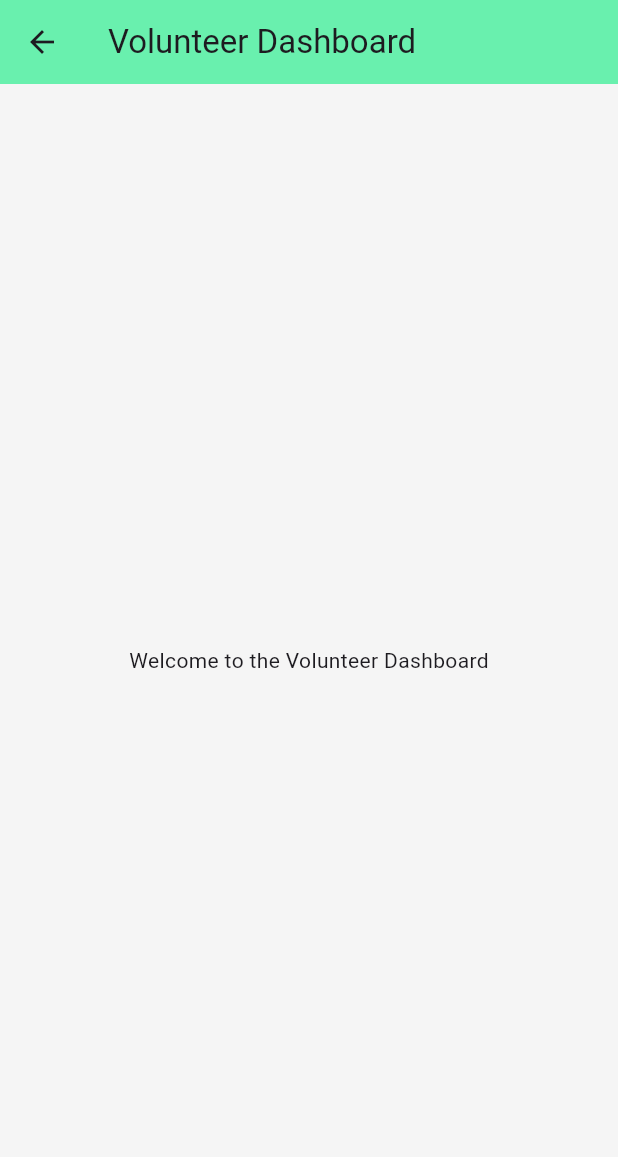
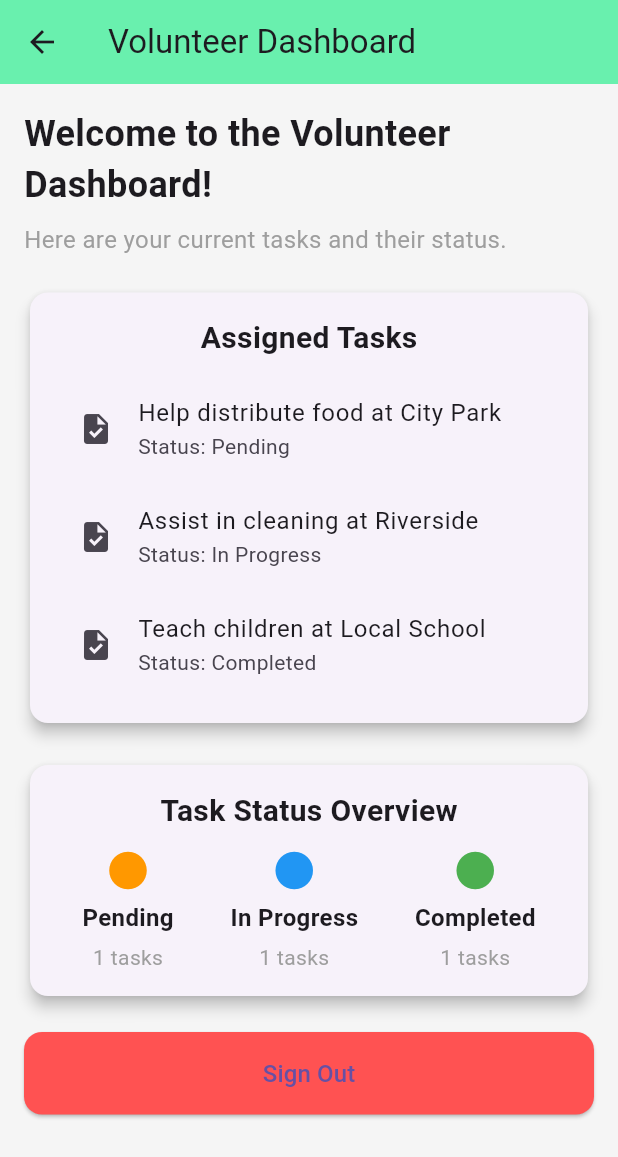
Before and after one commit to MathurakshiMahendrarajah/HelpNow-MobileApp, a Flutter app: the VolunteerDashboard screen opened directly, on a phone screen of 412 x 824 dp. Shown: the top 1157 px of the screen. Run offline on Flutter 3.47's test engine with Material 3 defaults, Android fonts, the phone set to English and light mode, and no system bars; our stand-ins replace geolocator, image_picker, permission_handler.

Commit message:
volunteer Dashboard updated

```diff
--- a/lib/screens/volunteer/volunteer_dashboard_screen.dart
+++ b/lib/screens/volunteer/volunteer_dashboard_screen.dart
@@ -1,14 +1,153 @@
 import 'package:flutter/material.dart';
 
 class VolunteerDashboard extends StatelessWidget {
+  // Sample data for tasks (this could be dynamic in a real app)
+  final List<Map<String, String>> tasks = [
+    {"task": "Help distribute food at City Park", "status": "Pending"},
+    {"task": "Assist in cleaning at Riverside", "status": "In Progress"},
+    {"task": "Teach children at Local School", "status": "Completed"},
+  ];
+
   @override
   Widget build(BuildContext context) {
     return Scaffold(
       appBar: AppBar(
-        title: Text('Volunteer Dashboard'),
+        title: const Text('Volunteer Dashboard'),
         backgroundColor: Colors.greenAccent,
       ),
-      body: Center(child: Text('Welcome to the Volunteer Dashboard')),
+      body: Padding(
+        padding: const EdgeInsets.all(16.0),
+        child: Column(
+          children: [
+            // Welcome message
+            _buildWelcomeMessage(),
+
+            const SizedBox(height: 20),
+
+            // Assigned Tasks Section
+            _buildAssignedTasks(),
+
+            const SizedBox(height: 20),
+
+            // Status Section
+            _buildTaskStatus(),
+
+            const SizedBox(height: 20),
+
+            // Sign Out Button
+            _buildSignOutButton(context),
+          ],
+        ),
+      ),
+    );
+  }
+
+  // Welcome message widget
+  Widget _buildWelcomeMessage() {
+    return Column(
+      crossAxisAlignment: CrossAxisAlignment.start,
+      children: const [
+        Text(
+          'Welcome to the Volunteer Dashboard!',
+          style: TextStyle(fontSize: 24, fontWeight: FontWeight.bold),
+        ),
+        SizedBox(height: 8),
+        Text(
+          'Here are your current tasks and their status.',
+          style: TextStyle(fontSize: 16, color: Colors.grey),
+        ),
+      ],
+    );
+  }
+
+  // Assigned tasks widget
+  Widget _buildAssignedTasks() {
+    return Card(
+      elevation: 4,
+      shape: RoundedRectangleBorder(borderRadius: BorderRadius.circular(12)),
+      child: Padding(
+        padding: const EdgeInsets.all(16.0),
+        child: Column(
+          children: [
+            const Text(
+              'Assigned Tasks',
+              style: TextStyle(fontSize: 20, fontWeight: FontWeight.bold),
+            ),
+            const SizedBox(height: 10),
+            ...tasks.map((task) {
+              return ListTile(
+                title: Text(task["task"] ?? ""),
+                subtitle: Text('Status: ${task["status"] ?? "Unknown"}'),
+                leading: Icon(Icons.task),
+              );
+            }).toList(),
+          ],
+        ),
+      ),
+    );
+  }
+
+  // Task status widget
+  Widget _buildTaskStatus() {
+    return Card(
+      elevation: 4,
+      shape: RoundedRectangleBorder(borderRadius: BorderRadius.circular(12)),
+      child: Padding(
+        padding: const EdgeInsets.all(16.0),
+        child: Column(
+          children: [
+            const Text(
+              'Task Status Overview',
+              style: TextStyle(fontSize: 20, fontWeight: FontWeight.bold),
+            ),
+            const SizedBox(height: 10),
+            Row(
+              mainAxisAlignment: MainAxisAlignment.spaceAround,
+              children: [
+                _buildStatusColumn('Pending', Colors.orange),
+                _buildStatusColumn('In Progress', Colors.blue),
+                _buildStatusColumn('Completed', Colors.green),
+              ],
+            ),
+          ],
+        ),
+      ),
+    );
+  }
+
+  // Helper method to build status columns
+  Widget _buildStatusColumn(String status, Color color) {
+    int count = tasks.where((task) => task["status"] == status).length;
+    return Column(
+      children: [
+        Icon(Icons.circle, color: color, size: 30),
+        const SizedBox(height: 5),
+        Text(
+          '$status',
+          style: TextStyle(fontSize: 16, fontWeight: FontWeight.bold),
+        ),
+        const SizedBox(height: 5),
+        Text('$count tasks', style: TextStyle(color: Colors.grey)),
+      ],
+    );
+  }
+
+  // Sign out button widget
+  Widget _buildSignOutButton(BuildContext context) {
+    return ElevatedButton(
+      onPressed: () {
+        // Logic for logging out (You may want to clear tokens or user data here)
+        Navigator.pop(
+          context,
+        ); // Navigate back to the login screen (or RoleSelectionScreen)
+      },
+      style: ElevatedButton.styleFrom(
+        backgroundColor:
+            Colors.redAccent, // Use 'backgroundColor' instead of 'primary'
+        minimumSize: Size(double.infinity, 48),
+        shape: RoundedRectangleBorder(borderRadius: BorderRadius.circular(12)),
+      ),
+      child: const Text('Sign Out', style: TextStyle(fontSize: 16)),
     );
   }
 }
```
